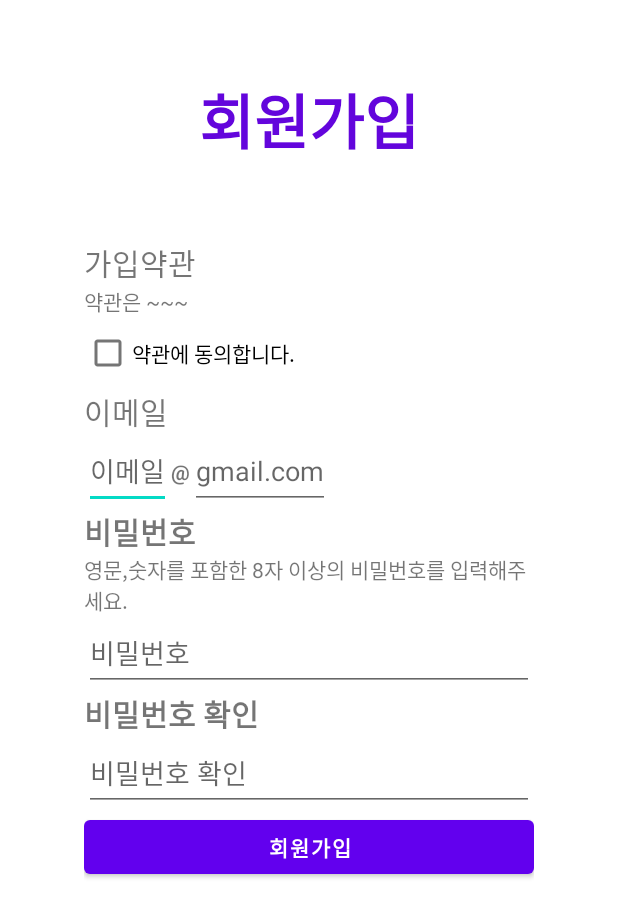
After one commit to MCYJ/news_app, an Android app: the SignUpActivity screen opened directly, with no data from a screen before it, on a phone screen of 412 x 824 dp. The commit adds this screen. Shown: the top 917 px of the screen. Run offline under Robolectric (Android 15) with nearby library versions, the phone set to English and light mode, and no system bars.

Commit message:
feat: .signUpActivity - basic user info - validation for email and password

```diff
--- a/app/build.gradle
+++ b/app/build.gradle
@@ -55,4 +55,8 @@ dependencies {
 //    jetpack navigation
 //    implementation 'androidx.navigation:navigation-fragment-ktx:2.7.6'
 //    implementation 'androidx.navigation:navigation-ui-ktx:2.7.6'
+
+//    dataStore
+    implementation("androidx.datastore:datastore-preferences:1.0.0")
+
 }
--- /dev/null
+++ b/app/src/main/java/com/news_app/news_app/SignUpActivity.kt
@@ -0,0 +1,13 @@
+package com.news_app.news_app
+
+import android.os.Bundle
+import androidx.appcompat.app.AppCompatActivity
+
+class SignUpActivity : AppCompatActivity() {
+    override fun onCreate(savedInstanceState: Bundle?) {
+        super.onCreate(savedInstanceState)
+        setContentView(R.layout.activity_sign_up)
+
+//        val signUpBtn: Button = findViewById(R.id.signUpBtn)
+    }
+}
--- /dev/null
+++ b/app/src/main/res/layout/activity_sign_up.xml
@@ -0,0 +1,102 @@
+<?xml version="1.0" encoding="utf-8"?>
+<LinearLayout xmlns:android="http://schemas.android.com/apk/res/android"
+    xmlns:app="http://schemas.android.com/apk/res-auto"
+    xmlns:tools="http://schemas.android.com/tools"
+    android:layout_width="300sp"
+    android:layout_gravity="center"
+    android:layout_height="match_parent"
+    android:orientation="vertical"
+    tools:context=".SignUpActivity">
+
+    <TextView
+        android:layout_width="match_parent"
+        android:layout_height="wrap_content"
+        android:layout_gravity="center"
+        android:layout_marginTop="50sp"
+        android:layout_marginBottom="50sp"
+        android:gravity="center"
+        android:text="회원가입"
+        android:textColor="#6305dc"
+        android:textSize="40sp"
+        android:textStyle="bold" />
+
+    <TextView
+        android:layout_width="wrap_content"
+        android:layout_height="wrap_content"
+        android:textSize="20sp"
+        android:text="가입약관" />
+
+    <TextView
+        android:layout_width="match_parent"
+        android:layout_height="wrap_content"
+        android:text="약관은 ~~~" />
+
+    <CheckBox
+        android:layout_width="match_parent"
+        android:layout_height="wrap_content"
+        android:text="약관에 동의합니다." />
+
+    <TextView
+        android:layout_width="match_parent"
+        android:layout_height="wrap_content"
+        android:textSize="20sp"
+        android:text="이메일" />
+
+    <LinearLayout
+        android:layout_width="match_parent"
+        android:layout_height="wrap_content"
+        android:orientation="horizontal">
+
+        <EditText
+            android:layout_width="wrap_content"
+            android:layout_height="50sp"
+            android:hint="이메일" />
+
+        <TextView
+            android:layout_width="wrap_content"
+            android:layout_height="match_parent"
+            android:gravity="center"
+            android:text="\@"
+            android:textStyle="bold" />
+
+        <EditText
+            android:layout_width="wrap_content"
+            android:layout_height="50sp"
+            android:hint="gmail.com" />
+    </LinearLayout>
+
+    <TextView
+        android:layout_width="wrap_content"
+        android:layout_height="wrap_content"
+        android:text="비밀번호"
+        android:textSize="20sp"
+        android:textStyle="bold" />
+
+    <TextView
+        android:layout_width="wrap_content"
+        android:layout_height="wrap_content"
+        android:text="영문,숫자를 포함한 8자 이상의 비밀번호를 입력해주세요." />
+
+    <EditText
+        android:layout_width="300sp"
+        android:layout_height="50sp"
+        android:hint="비밀번호" />
+
+    <TextView
+        android:layout_width="wrap_content"
+        android:layout_height="wrap_content"
+        android:text="비밀번호 확인"
+        android:textSize="20sp"
+        android:textStyle="bold" />
+
+    <EditText
+        android:layout_width="300sp"
+        android:layout_height="50sp"
+        android:hint="비밀번호 확인" />
+
+    <Button
+        android:layout_width="match_parent"
+        android:layout_height="wrap_content"
+        android:text="회원가입"
+        android:textStyle="bold" />
+</LinearLayout>
```
Also changed, not shown: app/src/main/AndroidManifest.xml (+13 -3 lines), app/src/main/java/com/news_app/news_app/LoginActivity.kt (+29 -2 lines), app/src/main/java/com/news_app/news_app/MainActivity.kt (+8 -0 lines), app/src/main/res/layout/activity_login.xml (+15 -11 lines), app/src/main/res/layout/activity_main.xml (+9 -2 lines).
